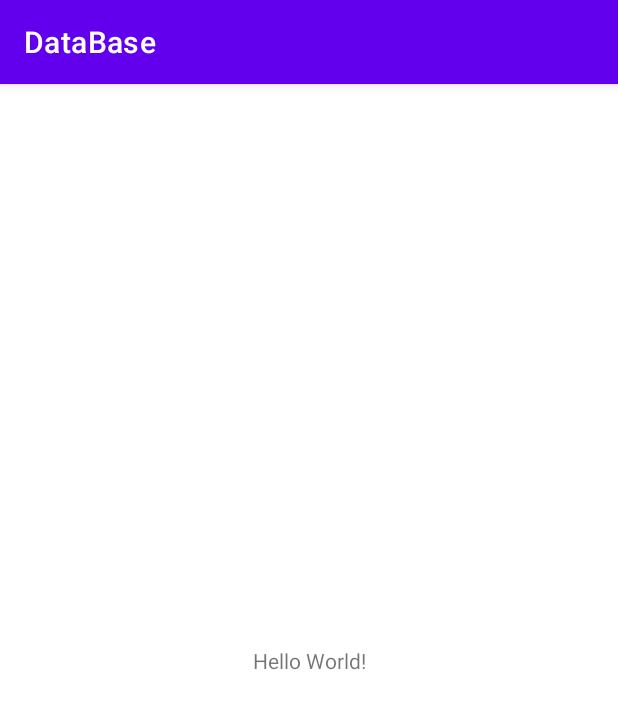
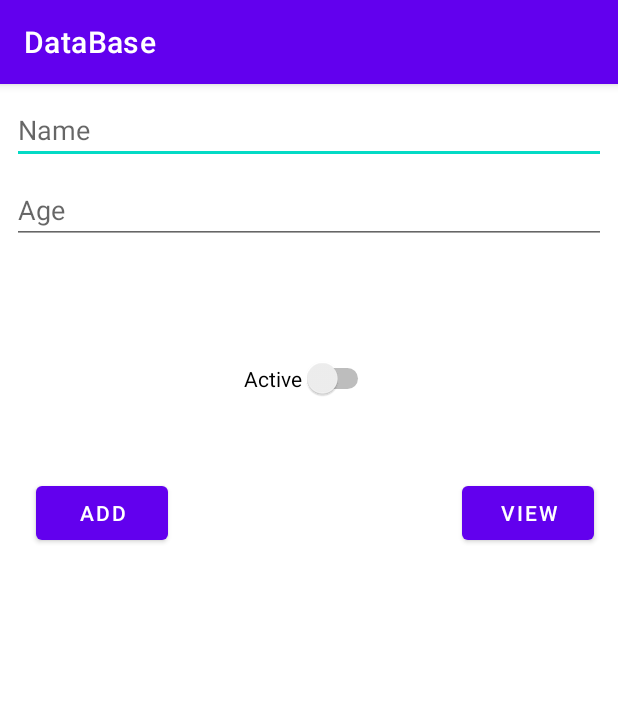
Before and after one commit to xamimran/Mobile_Computing_Progress, an Android app: the screen it shows after launch (MainActivity), on a phone screen of 412 x 824 dp. Shown: the top 709 px of the screen. Run offline under Robolectric (Android 15) with nearby library versions, the phone set to English and light mode, and no system bars.

Commit message:
Connecting Data Base

```diff
--- a/DataBase/app/src/main/java/com/example/database/MainActivity.java
+++ b/DataBase/app/src/main/java/com/example/database/MainActivity.java
@@ -1,14 +1,46 @@
 package com.example.database;
+
+import android.os.Bundle;
+import android.view.View;
+import android.widget.Button;
+import android.widget.EditText;
+import android.widget.Switch;
+import android.widget.Toast;
 
 import androidx.appcompat.app.AppCompatActivity;
 
-import android.os.Bundle;
-
 public class MainActivity extends AppCompatActivity {
-
-    @Override
+    Button buttonAdd,buttonView;
+    EditText editName ,editAge;
+    Switch switchIsActive;
     protected void onCreate(Bundle savedInstanceState) {
         super.onCreate(savedInstanceState);
         setContentView(R.layout.activity_main);
+        setContentView(R.layout.activity_main);
+
+        buttonAdd=findViewById(R.id.buttonAdd);
+        buttonView=findViewById(R.id.buttonView);
+
+        editName=findViewById(R.id.editTextName);
+        editAge=findViewById(R.id.editTextAge);
+        switchIsActive=findViewById(R.id.switch1);
+
+        buttonAdd.setOnClickListener(new View.OnClickListener(){
+            Customer customerModel;
+            @Override
+            public void onClick(View view){
+                customerModel=new Customer(editName.getText().toString(),Integer.parseInt(editAge.getText().toString()),switchIsActive.isChecked(),1);
+                Toast.makeText(com.example.database.MainActivity.this,customerModel.toString(),Toast.LENGTH_LONG).show();
+                DBHelper dbHelper = new DBHelper(com.example.database.MainActivity.this);
+                boolean b = dbHelper.addCustomer(customerModel);
+
+            }
+        });
+        buttonView.setOnClickListener(new View.OnClickListener(){
+            @Override
+            public void onClick(View view){
+                Toast.makeText(com.example.database.MainActivity.this,"view button clicked",Toast.LENGTH_LONG).show();
+            }
+        });
     }
 }
--- a/DataBase/app/src/main/res/layout/activity_main.xml
+++ b/DataBase/app/src/main/res/layout/activity_main.xml
@@ -6,13 +6,74 @@
     android:layout_height="match_parent"
     tools:context=".MainActivity">
 
-    <TextView
+    <EditText
+        android:id="@+id/editTextName"
+        android:layout_width="0dp"
+        android:layout_height="wrap_content"
+        android:layout_marginStart="8dp"
+        android:layout_marginTop="8dp"
+        android:layout_marginEnd="8dp"
+        android:ems="10"
+        android:hint="Name"
+        android:inputType="textPersonName"
+        app:layout_constraintEnd_toEndOf="parent"
+        app:layout_constraintStart_toStartOf="parent"
+        app:layout_constraintTop_toTopOf="parent" />
+
+    <EditText
+        android:id="@+id/editTextAge"
+        android:layout_width="0dp"
+        android:layout_height="wrap_content"
+        android:layout_marginStart="8dp"
+        android:layout_marginTop="8dp"
+        android:layout_marginEnd="8dp"
+        android:ems="10"
+        android:hint="Age"
+        android:inputType="number"
+        app:layout_constraintEnd_toEndOf="parent"
+        app:layout_constraintStart_toStartOf="parent"
+        app:layout_constraintTop_toBottomOf="@+id/editTextName" />
+
+    <Switch
+        android:id="@+id/switch1"
         android:layout_width="wrap_content"
         android:layout_height="wrap_content"
-        android:text="Hello World!"
+        android:layout_marginStart="18dp"
+        android:layout_marginTop="76dp"
+        android:layout_marginEnd="8dp"
+        android:text="Active"
+        app:layout_constraintEnd_toEndOf="parent"
+        app:layout_constraintHorizontal_bias="0.483"
+        app:layout_constraintStart_toStartOf="parent"
+        app:layout_constraintTop_toBottomOf="@+id/editTextAge" />
+
+    <Button
+        android:id="@+id/buttonView"
+        android:layout_width="wrap_content"
+        android:layout_height="wrap_content"
+        android:layout_marginTop="52dp"
+        android:layout_marginEnd="16dp"
+        android:text="View"
+        app:layout_constraintEnd_toEndOf="parent"
+        app:layout_constraintTop_toBottomOf="@+id/switch1" />
+
+    <Button
+        android:id="@+id/buttonAdd"
+        android:layout_width="wrap_content"
+        android:layout_height="wrap_content"
+        android:layout_marginStart="24dp"
+        android:layout_marginTop="52dp"
+        android:text="Add"
+        app:layout_constraintStart_toStartOf="parent"
+        app:layout_constraintTop_toBottomOf="@+id/switch1" />
+
+    <ListView
+        android:id="@+id/listViewDetails"
+        android:layout_width="241dp"
+        android:layout_height="294dp"
+        android:layout_marginBottom="80dp"
         app:layout_constraintBottom_toBottomOf="parent"
-        app:layout_constraintLeft_toLeftOf="parent"
-        app:layout_constraintRight_toRightOf="parent"
-        app:layout_constraintTop_toTopOf="parent" />
+        app:layout_constraintEnd_toEndOf="parent"
+        app:layout_constraintStart_toStartOf="parent" />
 
 </androidx.constraintlayout.widget.ConstraintLayout>
```
Also changed, not shown: DataBase/app/src/main/java/com/example/database/Customer.java (added, +57 -0 lines), DataBase/app/src/main/java/com/example/database/DBHelper.java (added, +64 -0 lines), DataBase/app/src/main/java/com/example/database/DBHelperOne.java (added, +24 -0 lines).
